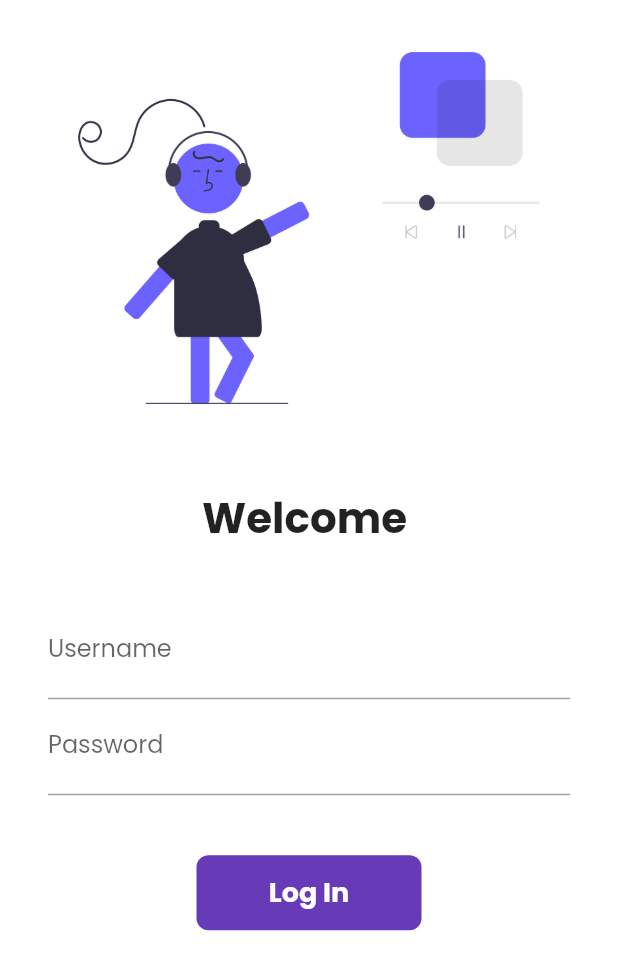
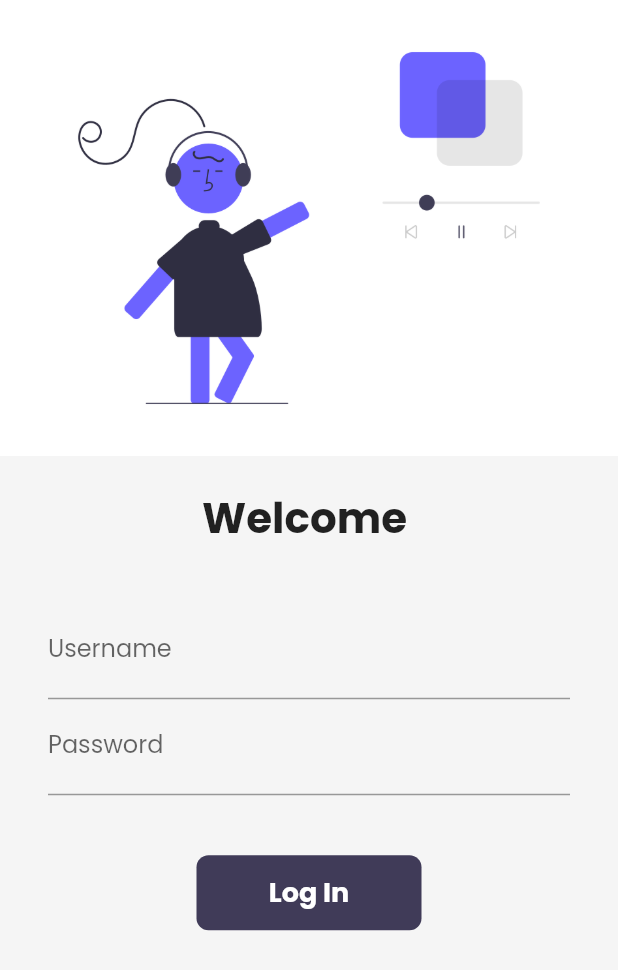
Before and after one commit to Ash20vyas/catalogue_app, a Flutter app: the LoginScreen screen opened by its route, on a phone screen of 412 x 824 dp. Shown: the top 970 px of the screen. Run offline on Flutter 3.47's test engine with Material 2 defaults, Android fonts, the phone set to English and light mode, and no system bars; our stand-ins replace google_fonts, velocity_x; network calls fail.

Commit message:
Dark Theme Introduced

```diff
--- a/lib/main.dart
+++ b/lib/main.dart
@@ -15,7 +15,7 @@ class MyApp extends StatelessWidget {
   @override
   Widget build(BuildContext context) {
     return MaterialApp(
-      themeMode: ThemeMode.light,
+      themeMode: ThemeMode.system,
       theme: MyTheme.lightTheme(context),
       darkTheme: MyTheme.darkTheme(context),
       debugShowCheckedModeBanner: false,
--- a/lib/screens/home_screen.dart
+++ b/lib/screens/home_screen.dart
@@ -39,7 +39,7 @@ class _HomeScreenState extends State<HomeScreen> {
   Widget build(BuildContext context)
   {
     return Scaffold(
-      backgroundColor: MyTheme.creamColor,
+      backgroundColor: context.canvasColor,
       body: SafeArea(
         child: Container(
           // padding: Vx.m32,
@@ -58,8 +58,8 @@ class _HomeScreenState extends State<HomeScreen> {
       ),
       floatingActionButton: FloatingActionButton(
         onPressed: () => Navigator.pushNamed(context, MyRoutes.cartRoute),
-        child: Icon(CupertinoIcons.cart),
-        backgroundColor: MyTheme.darkBluishColor,
+        child: Icon(CupertinoIcons.cart,color: Colors.white,),
+        backgroundColor: context.theme.buttonColor,
       ),
     );
   }
--- a/lib/screens/login_screen.dart
+++ b/lib/screens/login_screen.dart
@@ -1,5 +1,6 @@
 import 'package:flutter/material.dart';
 import 'package:catalogue_app/utils/routes.dart';
+import 'package:velocity_x/velocity_x.dart';
 class LoginScreen extends StatefulWidget {
   @override
   _LoginScreenState createState() => _LoginScreenState();
@@ -25,7 +26,7 @@ class _LoginScreenState extends State<LoginScreen> {
   @override
   Widget build(BuildContext context) {
     return Material(
-      color: Colors.white,
+      color: context.canvasColor,
       child: SingleChildScrollView(
         child: Form(
           key: _formKey,
@@ -87,7 +88,7 @@ class _LoginScreenState extends State<LoginScreen> {
                       height:40.0,
                       ),
                     Material(
-                      color: Colors.deepPurple,
+                      color: context.theme.buttonColor,
                       borderRadius: BorderRadius.circular(changeButton ? 50 : 8),
                       child: InkWell(
                         onTap: () => moveToHome(context),
--- a/lib/widgets/home_widgets/catalogue_header.dart
+++ b/lib/widgets/home_widgets/catalogue_header.dart
@@ -10,7 +10,7 @@ class CatalogueHeader extends StatelessWidget {
     return Column(
       crossAxisAlignment: CrossAxisAlignment.start,
       children: [
-        "Catalogue App".text.xl4.bold.color(MyTheme.darkBluishColor).make(),
+        "Catalogue App".text.xl4.bold.color(context.accentColor).make(),
         "Trending Products".text.xl2.make(),
       ],
     );
--- a/lib/widgets/home_widgets/catalogue_image.dart
+++ b/lib/widgets/home_widgets/catalogue_image.dart
@@ -11,6 +11,6 @@ class CatalogueImage extends StatelessWidget {
   Widget build(BuildContext context) {
     return Image.network(
             image,
-            ).box.rounded.p8.color(MyTheme.creamColor).make().p16().w40(context);
+            ).box.rounded.p8.color(context.canvasColor).make().p16().w40(context);
   }
 }
--- a/lib/widgets/home_widgets/catalogue_list.dart
+++ b/lib/widgets/home_widgets/catalogue_list.dart
@@ -51,7 +51,7 @@ class CatalogueItem extends StatelessWidget {
             crossAxisAlignment: CrossAxisAlignment.start,
             mainAxisAlignment: MainAxisAlignment.center,
             children: [
-              catalogue.name.text.lg.color(MyTheme.darkBluishColor).bold.make(),
+              catalogue.name.text.lg.color(context.accentColor).bold.make(),
               catalogue.desc.text.make(),
               10.heightBox,
               ButtonBar(
@@ -62,7 +62,7 @@ class CatalogueItem extends StatelessWidget {
                   ElevatedButton(
                     onPressed: (){},
                     style: ButtonStyle(
-                      backgroundColor: MaterialStateProperty.all(MyTheme.darkBluishColor),
+                      backgroundColor: MaterialStateProperty.all(context.theme.buttonColor),
                       shape: MaterialStateProperty.all(StadiumBorder())
                     ),
                     child: "Add to Cart".text.make(),
@@ -73,6 +73,6 @@ class CatalogueItem extends StatelessWidget {
           ))
         ],
       ),
-    ).white.roundedLg.square(150).make().py16();
+    ).color(context.cardColor).roundedLg.square(150).make().py16();
   }
 }
--- a/lib/widgets/themes.dart
+++ b/lib/widgets/themes.dart
@@ -1,9 +1,14 @@
 import 'package:flutter/material.dart';
 import 'package:google_fonts/google_fonts.dart';
+import 'package:velocity_x/velocity_x.dart';
 
 class MyTheme{
   static ThemeData lightTheme(BuildContext context)  => ThemeData(
     primarySwatch: Colors.deepPurple,
+    cardColor: Colors.white,
+    canvasColor: creamColor,
+    buttonColor: darkBluishColor,
+    accentColor: darkBluishColor,
     fontFamily: GoogleFonts.poppins().fontFamily,
     appBarTheme: AppBarTheme(
       color: Colors.white,
@@ -14,7 +19,21 @@ class MyTheme{
   );
   static ThemeData darkTheme(BuildContext context)  => ThemeData(
     brightness: Brightness.dark,
+    primarySwatch: Colors.deepPurple,
+    cardColor: Colors.black,
+    canvasColor: darkCreamColor,
+    buttonColor: lightBluishColor,
+    accentColor: Colors.white,
+    fontFamily: GoogleFonts.poppins().fontFamily,
+    appBarTheme: AppBarTheme(
+      color: Colors.black,
+      elevation: 0.0,
+      iconTheme: IconThemeData(color: Colors.white),
+      textTheme: Theme.of(context).textTheme,
+    ),
   );
   static Color creamColor = Color(0xfff5f5f5);
+  static Color darkCreamColor = Vx.gray900;
   static Color darkBluishColor = Color(0xff403b58);
+  static Color lightBluishColor = Vx.indigo500;
 }
```
Also changed, not shown: lib/screens/details_screen.dart (+5 -5 lines). Lines whose indentation alone changed are shown as unchanged.
